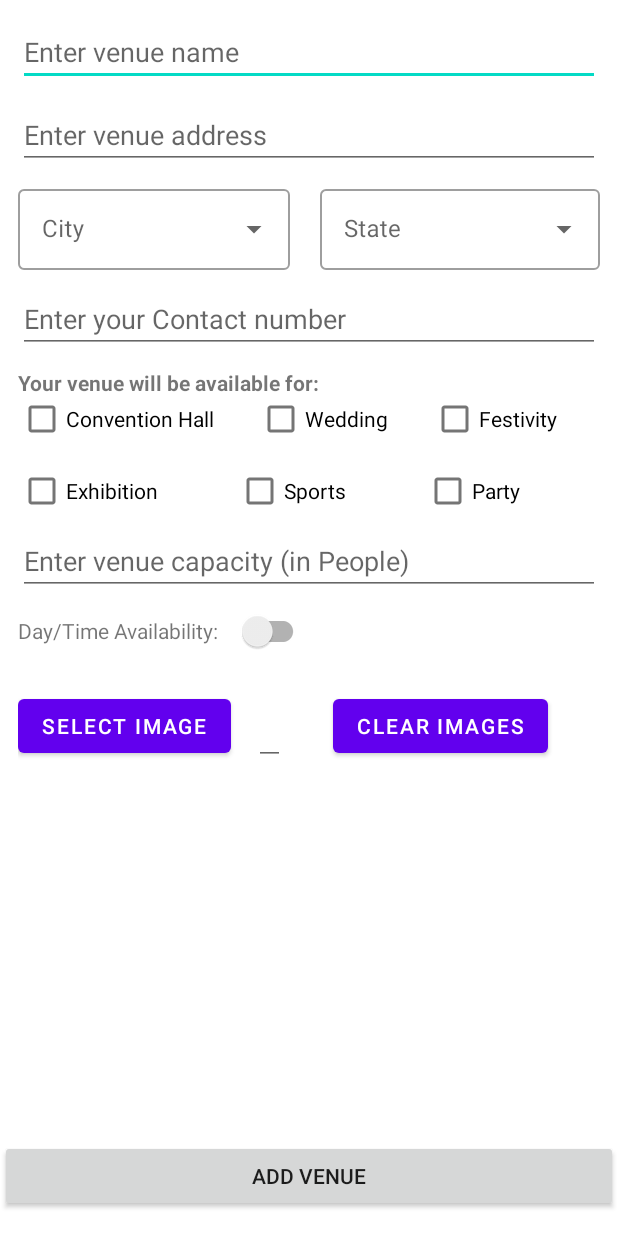
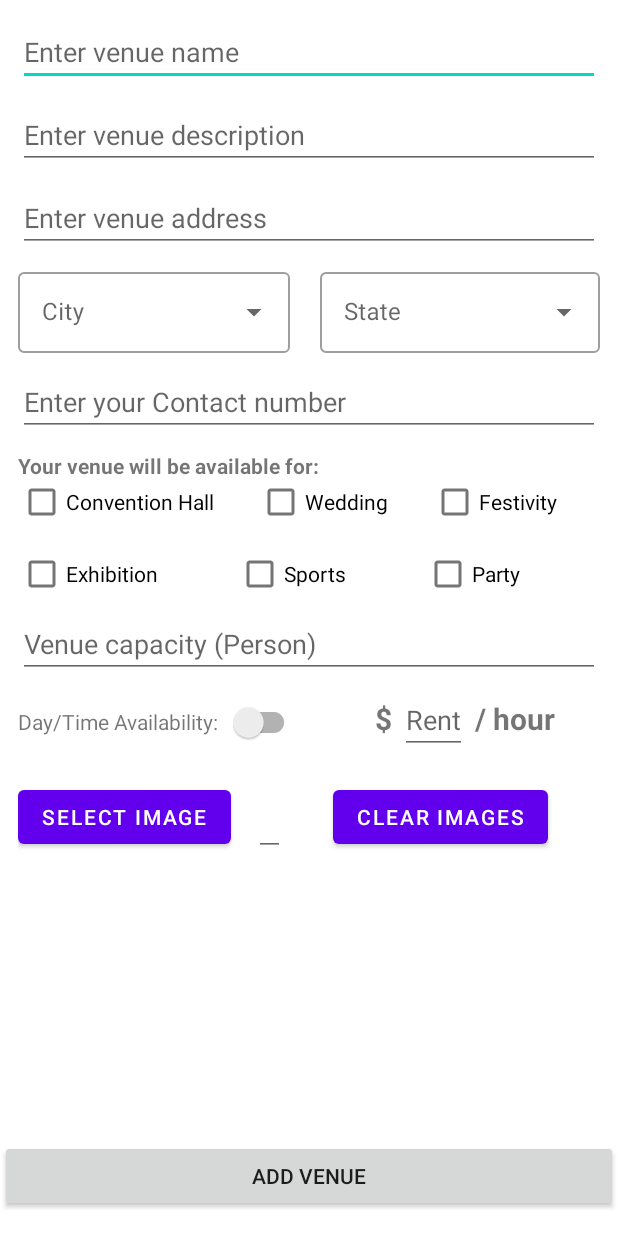
Before and after one commit to HarshPanchal18/Venue-Dealer, an Android app: the AddVenueActivity screen opened directly, with no data from a screen before it, after a tap on "ADD VENUE", on a phone screen of 412 x 824 dp. Run offline under Robolectric (Android 15) with nearby library versions, the phone set to English and light mode, and no system bars; our stand-ins replace Firebase (no records; nobody signed in at launch, a user with empty details on screens opened directly).

Commit message:
Implemented Adding the new venue

```diff
--- a/app/src/main/java/com/example/book_venue/AddVenueActivity.kt
+++ b/app/src/main/java/com/example/book_venue/AddVenueActivity.kt
@@ -16,12 +16,14 @@ import com.google.firebase.storage.StorageReference
 import kotlinx.android.synthetic.main.activity_add_venue.*
 import kotlinx.android.synthetic.main.activity_add_venue.view.*
 import java.util.*
+import kotlin.collections.ArrayList
+import kotlin.collections.HashMap
 
 class AddVenueActivity : AppCompatActivity() {
 
     private val PICK_IMG_REQUEST=101
-    private lateinit var summaryResult: ArrayList<String>
-    val venue_types=StringBuilder()
+    private lateinit var summaryResult: HashMap<String,Any>
+    private lateinit var venue_types:ArrayList<String>
 
     private lateinit var auth: FirebaseAuth
     private lateinit var user: FirebaseUser
@@ -45,38 +47,28 @@ class AddVenueActivity : AppCompatActivity() {
         user= auth.currentUser!!
 
         mDatabaseRef=FirebaseDatabase.getInstance().reference
-        summaryResult= ArrayList()
+        summaryResult= HashMap()
+        venue_types= ArrayList()
 
         addVenuebtn.setOnClickListener {
             if(constructAndValidate()){
-                if (images.isNotEmpty() && texts.size == images.size) {
-                    imageTextUploader.uploadImages(images, texts)
-                    Toast.makeText(this, "Uploading...", Toast.LENGTH_SHORT).show()
 
-                    /*val documentRef = firestore.collection("Venue")
-                        .document(user.uid)
-                        .collection("Venues")
-                        .document()*/
+                val documentRef = firestore.collection("venue")
+                    .document()
+                    //.collection("venue")
+                    //.document()
 
-                    for (s in summaryResult){
-                        mDatabaseRef.child(s[0].toString()).child(s)//.setValue(true)
-                    }
-                    /*documentRef.set(summaryResult).addOnSuccessListener {
-                        Toast.makeText(applicationContext,"Venue is added",Toast.LENGTH_SHORT).show()
-                    }.addOnFailureListener {
-                        Toast.makeText(applicationContext,"Failed to add",Toast.LENGTH_SHORT).show()
-                    }*/
+                documentRef.set(summaryResult).addOnSuccessListener {
+                    Toast.makeText(applicationContext,"Venue is Added",Toast.LENGTH_SHORT).show()
+                }.addOnFailureListener {
+                    Toast.makeText(applicationContext,it.message,Toast.LENGTH_SHORT).show()
+                }
 
-                } else {
-                    Toast.makeText(this, "Please select images and enter texts", Toast.LENGTH_SHORT).show()
-                }
                 clearFields()
             } else {
                 Toast.makeText(this,"Oops! you haven't entered proper data",Toast.LENGTH_SHORT).show()
             }
         }
-
-        imageTextUploader = ImageTextUploader()
 
         chooseImage.setOnClickListener {
             openFileChooser()
@@ -85,40 +77,6 @@ class AddVenueActivity : AppCompatActivity() {
         clearImage.setOnClickListener {
             imageView.setImageDrawable(null)
         }
-    }
-
-    private fun uploadFile() {
-        val fileRef = mStorageRef.child(UUID.randomUUID().toString()//+System.currentTimeMillis().toString()
-                + ".")
-                //+ getFileExtension(imgUri!!))
-
-        fileRef.putFile(imgUri!!)
-            .addOnSuccessListener {
-                /*val handler= Handler()
-                handler.postDelayed({
-                        uploadProgressbar.progress=0
-                    },200)*/
-
-                Toast.makeText(this,"Upload successful",Toast.LENGTH_SHORT).show()
-                val upload=Upload(filename.text.toString().trim(),
-                    it.metadata?.reference?.downloadUrl.toString())
-
-                val uploadId=mDatabaseRef.push().key
-                mDatabaseRef.child(uploadId!!).setValue(upload)
-            }
-
-            .addOnFailureListener { Toast.makeText(this,it.message,Toast.LENGTH_SHORT).show() }
-
-            /*.addOnProgressListener {
-                val progress:Double=100.0.times(it.bytesTransferred / it.totalByteCount) // get current progress
-                uploadProgressbar.progress=progress.toInt()
-            }*/
-    }
-
-    private fun getFileExtension(uri:Uri) :String {
-        val cr=contentResolver
-        val mime=MimeTypeMap.getSingleton()
-        return mime.getExtensionFromMimeType(cr.getType(uri))!!
     }
 
     private fun openFileChooser() {
@@ -154,42 +112,52 @@ class AddVenueActivity : AppCompatActivity() {
     private fun constructAndValidate() : Boolean {
 
         val name=venueTitle.text.toString()
+        val description=venueDescription.text.toString()
         val location=venueLocation.text.toString()
         val city=autocompleteCity.text.toString()
         val state=autocompleteState.text.toString()
         val capacity=venueCapacity.text.toString()
+        val dealerContact=dealerPhNo.text.toString()
         val availability= dayTimeAvailability.isChecked.toString()
+        val rentPerHour=rentPrice.text.toString()
 
-        if(convHall.isChecked) venue_types.append(convHall.text.toString()+"\n")
-        if(wedding.isChecked) venue_types.append(wedding.text.toString()+"\n")
-        if(festivity.isChecked) venue_types.append(festivity.text.toString()+"\n")
-        if(party.isChecked) venue_types.append(party.text.toString()+"\n")
-        if(exhibition.isChecked) venue_types.append(exhibition.text.toString()+"\n")
-        if(sports.isChecked) venue_types.append(sports.text.toString()+"\n")
+        if(convHall.isChecked) venue_types.add(convHall.text.toString()+"\n")
+        if(wedding.isChecked) venue_types.add(wedding.text.toString()+"\n")
+        if(festivity.isChecked) venue_types.add(festivity.text.toString()+"\n")
+        if(party.isChecked) venue_types.add(party.text.toString()+"\n")
+        if(exhibition.isChecked) venue_types.add(exhibition.text.toString()+"\n")
+        if(sports.isChecked) venue_types.add(sports.text.toString()+"\n")
 
         if((name.isNotEmpty() &&
-                location.isNotEmpty() &&
-                city.isNotEmpty() &&
-                state.isNotEmpty() &&
-                capacity.isNotEmpty())
+                    description.isNotEmpty() &&
+                    location.isNotEmpty() &&
+                    city.isNotEmpty() &&
+                    state.isNotEmpty() &&
+                    capacity.isNotEmpty() &&
+                    dealerContact.isNotEmpty() &&
+                    rentPerHour.isNotEmpty())
             && (
                     wedding.isChecked ||
                     festivity.isChecked ||
                     convHall.isChecked ||
                     party.isChecked ||
                     exhibition.isChecked ||
-                    sports.isChecked)
+                    sports.isChecked
+                    )
             //&& imgUri?.path!=null
         ){
-            summaryResult.add(name)
-            summaryResult.add(location)
-            summaryResult.add(city)
-            summaryResult.add(state)
-            summaryResult.add(venue_types.toString())
-            summaryResult.add(capacity)
-            summaryResult.add(availability)
+            summaryResult["Name"]=name
+            summaryResult["Description"]=description
+            summaryResult["Location"]=location
+            summaryResult["City"]=city
+            summaryResult["State"]=state
+            summaryResult["Dealer_Ph"]=dealerContact
+            summaryResult["Types"]=venue_types.toSet().toString()
+            summaryResult["Capacity"]=capacity
+            summaryResult["RentPerHour"]=rentPerHour
+            summaryResult["Availability"]=availability
 
-            Toast.makeText(this,summaryResult.toString(),Toast.LENGTH_SHORT).show()
+            //Toast.makeText(this,summaryResult.toString(),Toast.LENGTH_SHORT).show()
             return true
         } else {
             return false
@@ -199,12 +167,14 @@ class AddVenueActivity : AppCompatActivity() {
     private fun clearFields(){
 
         venueTitle.text.clear()
+        venueDescription.text.clear()
         venueLocation.text.clear()
         dealerPhNo.text.clear()
         venueCapacity.text.clear()
         autocompleteCity.text.clear()
         autocompleteState.text.clear()
         filename.text.clear()
+        rentPrice.text.clear()
 
         convHall.isChecked=false
         sports.isChecked=false
--- a/app/src/main/res/layout/activity_add_venue.xml
+++ b/app/src/main/res/layout/activity_add_venue.xml
@@ -27,10 +27,21 @@
                 android:maxLines="1"/>
 
             <EditText
+                android:id="@+id/venueDescription"
+                android:hint="Enter venue description"
+                android:lines="1"
+                android:layout_marginTop="10dp"
+                android:layout_below="@id/venueTitle"
+                android:layout_width="match_parent"
+                android:layout_height="wrap_content"
+                android:inputType="text"
+                android:maxLines="2"/>
+
+            <EditText
                 android:id="@+id/venueLocation"
                 android:layout_width="match_parent"
                 android:layout_height="wrap_content"
-                android:layout_below="@id/venueTitle"
+                android:layout_below="@id/venueDescription"
                 android:layout_marginTop="10dp"
                 android:hint="@string/venue_address"
                 android:inputType="text"
@@ -177,24 +188,73 @@
                 android:layout_width="match_parent"
                 android:layout_height="wrap_content"
                 android:layout_below="@id/venueTypes1"
+                android:hint="Venue capacity (Person)"
                 android:inputType="number"
-                android:maxLength="10"
-                android:hint="Enter venue capacity (in People)" />
+                android:maxLength="10" />
 
             <LinearLayout
+                android:layout_marginTop="5dp"
                 android:id="@+id/availableLayout"
                 android:layout_width="match_parent"
                 android:layout_height="wrap_content"
                 android:layout_below="@id/venueCapacity">
+
+                <LinearLayout
+                    android:layout_weight="2"
+                    android:orientation="horizontal"
+                    android:layout_width="wrap_content"
+                    android:layout_height="wrap_content">
+
                 <TextView
                     android:layout_width="wrap_content"
                     android:layout_height="wrap_content"
                     android:text="Day/Time Availability:" />
+
                 <androidx.appcompat.widget.SwitchCompat
                     android:id="@+id/dayTimeAvailability"
                     android:layout_width="wrap_content"
                     android:layout_height="wrap_content"
-                    android:layout_marginStart="12dp" />
+                    android:layout_marginStart="6dp" />
+
+                </LinearLayout>
+
+                <LinearLayout
+                    android:layout_weight="2"
+                    android:orientation="horizontal"
+                    android:layout_width="wrap_content"
+                    android:layout_height="wrap_content">
+
+                <TextView
+                    android:text="$"
+                    android:textSize="20dp"
+                    android:textStyle="bold"
+                    android:layout_marginStart="20dp"
+                    android:layout_width="wrap_content"
+                    android:layout_height="wrap_content"/>
+                <EditText
+                    android:id="@+id/rentPrice"
+                    android:layout_marginHorizontal="5dp"
+                    android:layout_width="wrap_content"
+                    android:layout_height="wrap_content"
+                    android:layout_marginStart="5dp"
+                    android:hint="Rent"/>
+                <TextView
+                    android:textSize="20dp"
+                    android:text="/ hour"
+                    android:textStyle="bold"
+                    android:layout_marginStart="5dp"
+                    android:layout_width="wrap_content"
+                    android:layout_height="wrap_content"/>
+                </LinearLayout>
+            </LinearLayout>
+
+            <LinearLayout
+                android:id="@+id/rentLayout"
+                android:orientation="horizontal"
+                android:layout_below="@id/availableLayout"
+                android:layout_width="match_parent"
+                android:layout_height="wrap_content">
+
             </LinearLayout>
 
             <Button
```
